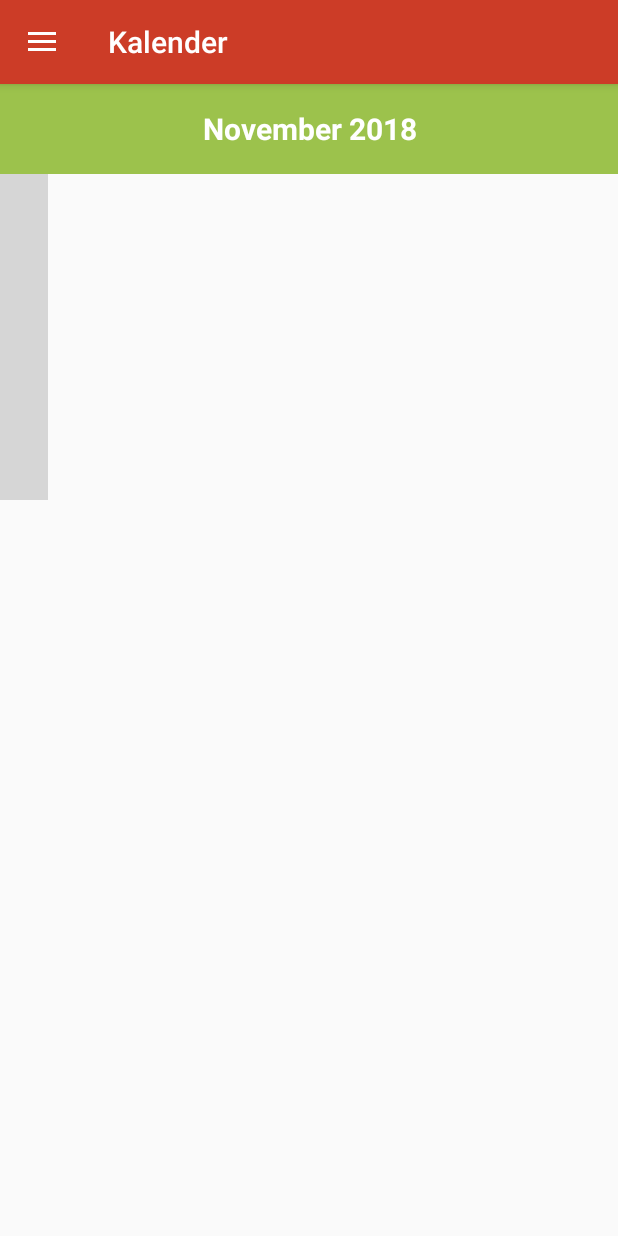
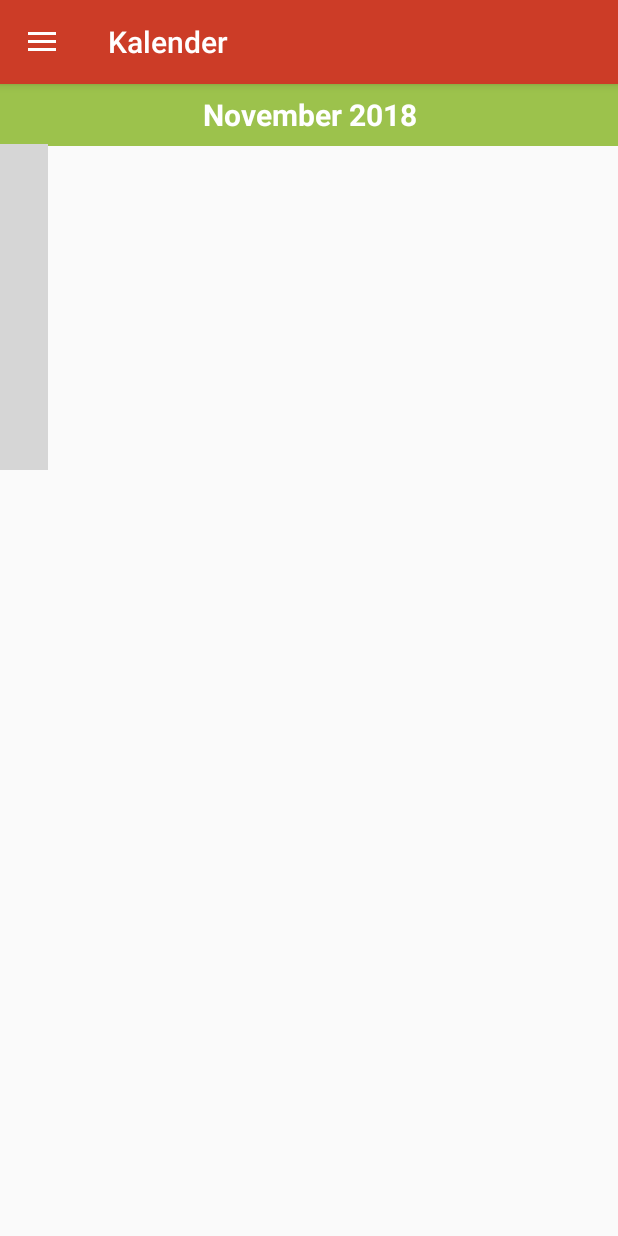
Before and after one commit to BrunoStr/KljAppKotlin, an Android app: the screen it shows after launch (MainActivity), after a tap on "KALENDER", on a phone screen of 412 x 824 dp. Run offline under Robolectric (Android 15) with nearby library versions, the phone set to English and light mode, and no system bars; libraries missing offline, so code that uses them is left out: com.github.sundeepk.compactcalendarview; plain views replace CompactCalendarView; 9 statements that could not run were skipped; grey boxes are pictures that could not be loaded.

```diff
--- a/app/src/main/res/layout/fragment_calendar.xml
+++ b/app/src/main/res/layout/fragment_calendar.xml
@@ -7,8 +7,6 @@
             xmlns:app="http://schemas.android.com/apk/res-auto"
             android:id="@+id/compactCalendarView"
             android:layout_width="wrap_content"
-            android:paddingRight="10dp"
-            android:paddingLeft="10dp"
             android:layout_height="217dp"
             app:compactCalendarTargetHeight="250dp"
             app:compactCalendarTextSize="18sp"
@@ -17,27 +15,56 @@
             app:compactCalendarCurrentSelectedDayBackgroundColor="#E57373"
             app:compactCalendarCurrentDayBackgroundColor="#B71C1C"
             app:compactCalendarMultiEventIndicatorColor="#9cc24c"
-            android:layout_marginTop="60dp"
             app:layout_constraintTop_toTopOf="parent" app:layout_constraintStart_toStartOf="parent"
             app:layout_constraintEnd_toEndOf="parent"
-            app:layout_constraintHorizontal_bias="0.0"/>
+            app:layout_constraintHorizontal_bias="0.0" android:layout_marginTop="40dp" android:paddingTop="100dp"/>
     <TextView
             android:layout_width="match_parent"
-            android:layout_height="0dp"
+            android:layout_height="41dp"
             android:id="@+id/monthTxt"
             app:layout_constraintTop_toTopOf="parent" app:layout_constraintEnd_toEndOf="parent"
             app:layout_constraintStart_toStartOf="parent"
             android:textAlignment="center" android:textSize="20sp"
             app:layout_constraintBottom_toTopOf="@+id/compactCalendarView" android:text="Textview"
             android:gravity="center_vertical" android:background="#9cc24c" android:textColor="@android:color/white"
-            android:textStyle="bold"/>
+            android:textStyle="bold" app:layout_constraintHorizontal_bias="0.0"
+            app:layout_constraintVertical_bias="0.0"/>
     <TextView
             android:text="TextView"
             android:layout_width="0dp"
-            android:layout_height="0dp"
+            android:layout_height="44dp"
             android:id="@+id/activiteitTxt" android:layout_marginTop="8dp"
-            app:layout_constraintTop_toBottomOf="@+id/compactCalendarView" android:layout_marginBottom="8dp"
-            app:layout_constraintBottom_toBottomOf="parent" app:layout_constraintStart_toStartOf="parent"
+            app:layout_constraintTop_toBottomOf="@+id/compactCalendarView"
+            app:layout_constraintStart_toStartOf="parent"
             android:layout_marginStart="8dp" app:layout_constraintEnd_toEndOf="parent" android:layout_marginEnd="8dp"
             android:gravity="center_vertical|center_horizontal" android:textSize="25sp"/>
+
+    <TabHost
+            android:id="@+id/tabHost"
+            android:layout_width="400dp"
+            android:layout_height="250dp" android:layout_marginBottom="8dp"
+            app:layout_constraintBottom_toBottomOf="parent" app:layout_constraintStart_toStartOf="parent"
+            android:layout_marginStart="8dp" android:layout_marginTop="8dp"
+            app:layout_constraintTop_toBottomOf="@+id/activiteitTxt" app:layout_constraintEnd_toEndOf="parent"
+            android:layout_marginEnd="8dp">
+
+        <LinearLayout
+                android:layout_width="match_parent"
+                android:layout_height="match_parent"
+                android:orientation="vertical">
+
+            <TabWidget
+                    android:id="@android:id/tabs"
+                    android:layout_width="match_parent"
+                    android:layout_height="wrap_content"/>
+
+            <FrameLayout
+                    android:id="@android:id/tabcontent"
+                    android:layout_width="match_parent"
+                    android:layout_height="match_parent">
+
+            </FrameLayout>
+        </LinearLayout>
+    </TabHost>
+
 </android.support.constraint.ConstraintLayout>
```
Also changed, not shown: app/src/main/java/com/example/bruno/kljvissenakenapp/Contact/ContactFragment.kt (renamed from app/src/main/java/com/example/bruno/kljvissenakenapp/SurvivalFragment.kt, +5 -4 lines), app/src/main/java/com/example/bruno/kljvissenakenapp/Dranken/DrankenlijstFragment.kt (renamed from app/src/main/java/com/example/bruno/kljvissenakenapp/ContactFragment.kt, +5 -4 lines), app/src/main/java/com/example/bruno/kljvissenakenapp/Gallerij/GalleryFragment.kt (renamed from app/src/main/java/com/example/bruno/kljvissenakenapp/DrankenlijstFragment.kt, +5 -4 lines), app/src/main/java/com/example/bruno/kljvissenakenapp/Kalender/Activiteit.kt (added, +7 -0 lines), app/src/main/java/com/example/bruno/kljvissenakenapp/Kalender/CalendarFragment.kt (renamed from app/src/main/java/com/example/bruno/kljvissenakenapp/CalendarFragment.kt, +24 -12 lines), app/src/main/java/com/example/bruno/kljvissenakenapp/MainActivity.kt (+5 -3 lines), app/src/main/java/com/example/bruno/kljvissenakenapp/Survival/SurvivalFragment.kt (renamed from app/src/main/java/com/example/bruno/kljvissenakenapp/GalleryFragment.kt, +5 -4 lines), app/src/main/res/layout/acti_layout_item.xml (added, +14 -0 lines).
